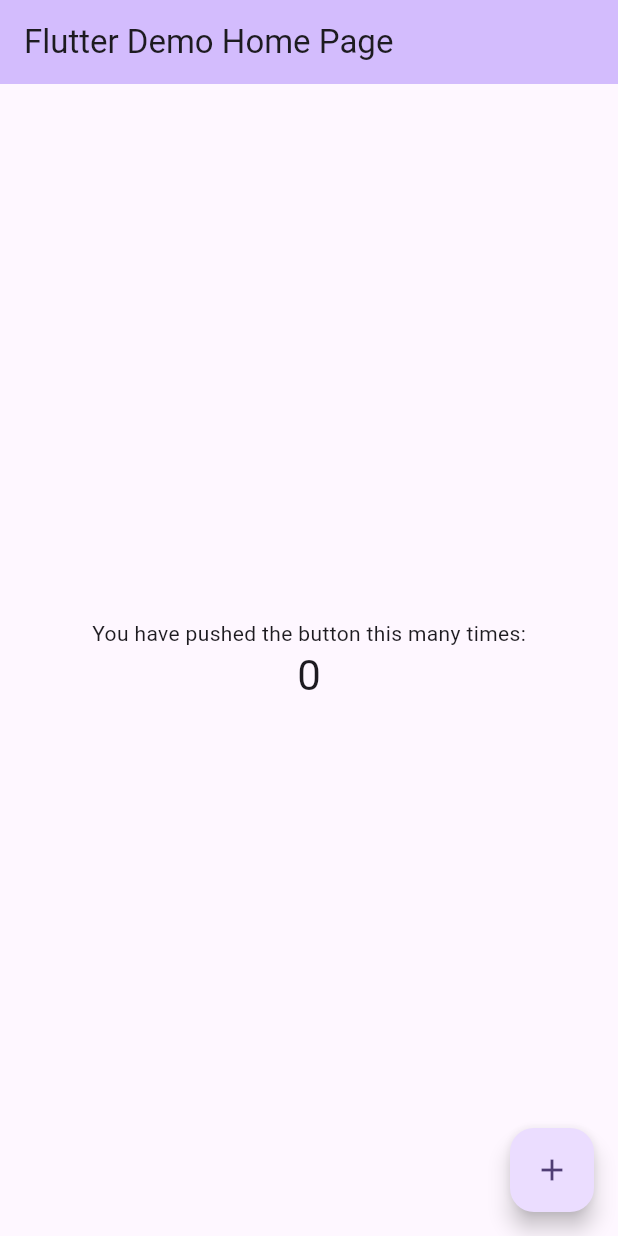
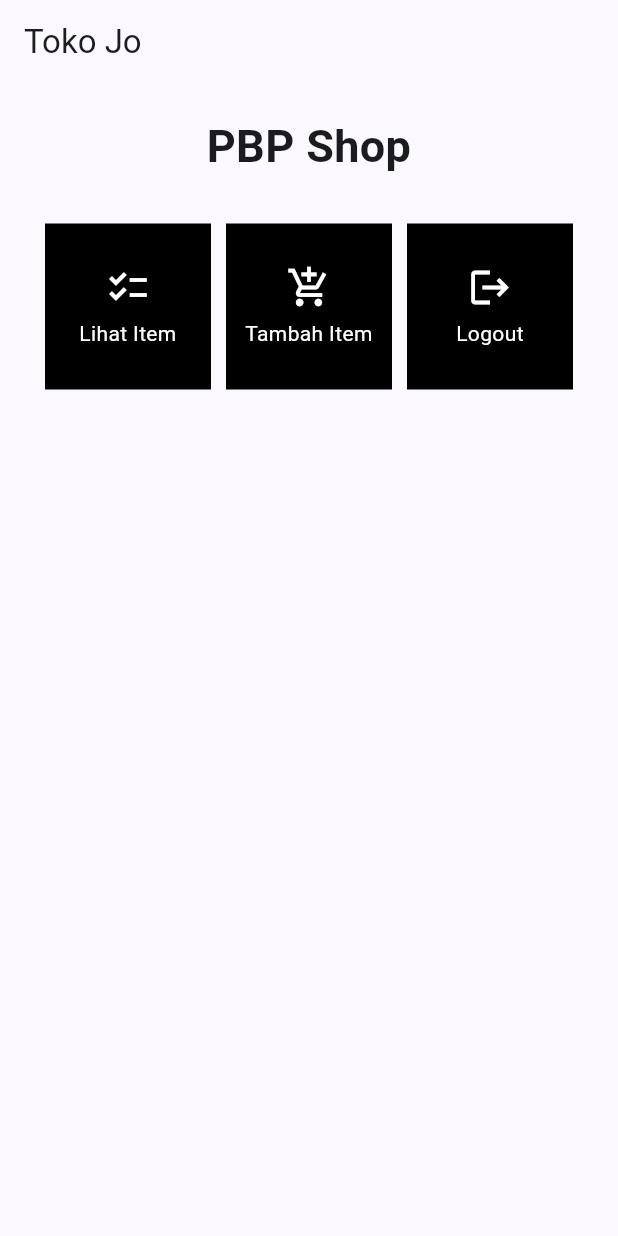
Before and after one commit to johaneswisa/toko-jo-mobile, a Flutter app: the screen it shows after launch, on a phone screen of 412 x 824 dp. Run offline on Flutter 3.47's test engine with Material 2 defaults, Android fonts, the phone set to English and light mode, and no system bars.

Commit message:
tugas 7 almost done

```diff
--- a/lib/main.dart
+++ b/lib/main.dart
@@ -1,9 +1,12 @@
 import 'package:flutter/material.dart';
+import 'package:toko_jo/menu.dart';
 
-void main() {
-  runApp(const MyApp());
+class ShopItem {
+  final String name;
+  final IconData icon;
+
+  ShopItem(this.name, this.icon);
 }
-
 class MyApp extends StatelessWidget {
   const MyApp({super.key});
 
@@ -28,98 +31,14 @@
         //
         // This works for code too, not just values: Most code changes can be
         // tested with just a hot reload.
-        colorScheme: ColorScheme.fromSeed(seedColor: Colors.deepPurple),
+        colorScheme: ColorScheme.fromSeed(seedColor: Colors.indigo),
         useMaterial3: true,
       ),
-      home: const MyHomePage(title: 'Flutter Demo Home Page'),
+      home: MyHomePage(),
     );
   }
 }
 
-class MyHomePage extends StatefulWidget {
-  const MyHomePage({super.key, required this.title});
-
-  // This widget is the home page of your application. It is stateful, meaning
-  // that it has a State object (defined below) that contains fields that affect
-  // how it looks.
-
-  // This class is the configuration for the state. It holds the values (in this
-  // case the title) provided by the parent (in this case the App widget) and
-  // used by the build method of the State. Fields in a Widget subclass are
-  // always marked "final".
-
-  final String title;
-
-  @override
-  State<MyHomePage> createState() => _MyHomePageState();
+void main() {
+  runApp(const MyApp());
 }
-
-class _MyHomePageState extends State<MyHomePage> {
-  int _counter = 0;
-
-  void _incrementCounter() {
-    setState(() {
-      // This call to setState tells the Flutter framework that something has
-      // changed in this State, which causes it to rerun the build method below
-      // so that the display can reflect the updated values. If we changed
-      // _counter without calling setState(), then the build method would not be
-      // called again, and so nothing would appear to happen.
-      _counter++;
-    });
-  }
-
-  @override
-  Widget build(BuildContext context) {
-    // This method is rerun every time setState is called, for instance as done
-    // by the _incrementCounter method above.
-    //
-    // The Flutter framework has been optimized to make rerunning build methods
-    // fast, so that you can just rebuild anything that needs updating rather
-    // than having to individually change instances of widgets.
-    return Scaffold(
-      appBar: AppBar(
-        // TRY THIS: Try changing the color here to a specific color (to
-        // Colors.amber, perhaps?) and trigger a hot reload to see the AppBar
-        // change color while the other colors stay the same.
-        backgroundColor: Theme.of(context).colorScheme.inversePrimary,
-        // Here we take the value from the MyHomePage object that was created by
-        // the App.build method, and use it to set our appbar title.
-        title: Text(widget.title),
-      ),
-      body: Center(
-        // Center is a layout widget. It takes a single child and positions it
-        // in the middle of the parent.
-        child: Column(
-          // Column is also a layout widget. It takes a list of children and
-          // arranges them vertically. By default, it sizes itself to fit its
-          // children horizontally, and tries to be as tall as its parent.
-          //
-          // Column has various properties to control how it sizes itself and
-          // how it positions its children. Here we use mainAxisAlignment to
-          // center the children vertically; the main axis here is the vertical
-          // axis because Columns are vertical (the cross axis would be
-          // horizontal).
-          //
-          // TRY THIS: Invoke "debug painting" (choose the "Toggle Debug Paint"
-          // action in the IDE, or press "p" in the console), to see the
-          // wireframe for each widget.
-          mainAxisAlignment: MainAxisAlignment.center,
-          children: <Widget>[
-            const Text(
-              'You have pushed the button this many times:',
-            ),
-            Text(
-              '$_counter',
-              style: Theme.of(context).textTheme.headlineMedium,
-            ),
-          ],
-        ),
-      ),
-      floatingActionButton: FloatingActionButton(
-        onPressed: _incrementCounter,
-        tooltip: 'Increment',
-        child: const Icon(Icons.add),
-      ), // This trailing comma makes auto-formatting nicer for build methods.
-    );
-  }
-}
--- /dev/null
+++ b/lib/menu.dart
@@ -0,0 +1,113 @@
+import 'package:flutter/material.dart';
+import 'package:toko_jo/main.dart';
+
+
+class MyHomePage extends StatelessWidget {
+  MyHomePage({Key? key}) : super(key: key);
+  final List<ShopItem> items = [
+    ShopItem("Lihat Item", Icons.checklist),
+    ShopItem("Tambah Item", Icons.add_shopping_cart),
+    ShopItem("Logout", Icons.logout),
+  ];
+  // This widget is the home page of your application. It is stateful, meaning
+  // that it has a State object (defined below) that contains fields that affect
+  // how it looks.
+
+  // This class is the configuration for the state. It holds the values (in this
+  // case the title) provided by the parent (in this case the App widget) and
+  // used by the build method of the State. Fields in a Widget subclass are
+  // always marked "final".
+
+  @override
+  Widget build(BuildContext context) {
+        return Scaffold(
+                appBar: AppBar(
+                title: const Text(
+                'Toko Jo',
+                ),
+            ),
+            body: SingleChildScrollView(
+                // Widget wrapper yang dapat discroll
+                child: Padding(
+                padding: const EdgeInsets.all(10.0), // Set padding dari halaman
+                child: Column(
+                    // Widget untuk menampilkan children secara vertikal
+                    children: <Widget>[
+                    const Padding(
+                        padding: EdgeInsets.only(top: 10.0, bottom: 10.0),
+                        // Widget Text untuk menampilkan tulisan dengan alignment center dan style yang sesuai
+                        child: Text(
+                        'PBP Shop', // Text yang menandakan toko
+                        textAlign: TextAlign.center,
+                        style: TextStyle(
+                            fontSize: 30,
+                            fontWeight: FontWeight.bold,
+                        ),
+                        ),
+                    ),
+                    // Grid layout
+                    GridView.count(
+                        // Container pada card kita.
+                        primary: true,
+                        padding: const EdgeInsets.all(20),
+                        crossAxisSpacing: 10,
+                        mainAxisSpacing: 10,
+                        crossAxisCount: 3,
+                        shrinkWrap: true,
+                        children: items.map((ShopItem item) {
+                        // Iterasi untuk setiap item
+                        return ShopCard(item);
+                        }).toList(),
+                    ),
+                    ],
+                ),
+                ),
+            ),
+        );
+   }
+}
+
+class ShopCard extends StatelessWidget {
+  final ShopItem item;
+
+  const ShopCard(this.item, {super.key}); // Constructor
+
+  @override
+  Widget build(BuildContext context) {
+    return Material(
+      color: Colors.black,
+      child: InkWell(
+        // Area responsive terhadap sentuhan
+        onTap: () {
+          // Memunculkan SnackBar ketika diklik
+          ScaffoldMessenger.of(context)
+            ..hideCurrentSnackBar()
+            ..showSnackBar(SnackBar(
+                content: Text("Kamu telah menekan tombol ${item.name}!")));
+        },
+        child: Container(
+          // Container untuk menyimpan Icon dan Text
+          padding: const EdgeInsets.all(8),
+          child: Center(
+            child: Column(
+              mainAxisAlignment: MainAxisAlignment.center,
+              children: [
+                Icon(
+                  item.icon,
+                  color: Colors.white,
+                  size: 30.0,
+                ),
+                const Padding(padding: EdgeInsets.all(3)),
+                Text(
+                  item.name,
+                  textAlign: TextAlign.center,
+                  style: const TextStyle(color: Colors.white),
+                ),
+              ],
+            ),
+          ),
+        ),
+      ),
+    );
+  }
+}
```
